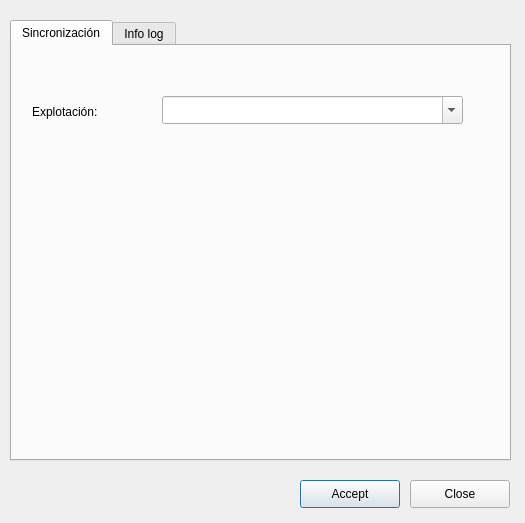
Qt form ui/crm_trace.ui (Giswater/giswater_qgis_plugin) before a commit.
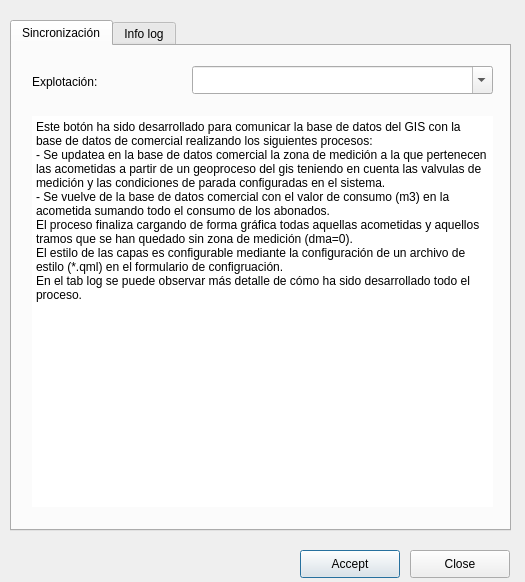
The same form after that commit.

Patch:
```diff
--- a/ui/crm_trace.ui
+++ b/ui/crm_trace.ui
@@ -7,7 +7,7 @@
     <x>0</x>
     <y>0</y>
     <width>525</width>
-    <height>523</height>
+    <height>582</height>
    </rect>
   </property>
   <property name="windowTitle">
@@ -17,7 +17,7 @@
    <property name="geometry">
     <rect>
      <x>300</x>
-     <y>480</y>
+     <y>550</y>
      <width>100</width>
      <height>28</height>
     </rect>
@@ -30,7 +30,7 @@
    <property name="geometry">
     <rect>
      <x>410</x>
-     <y>480</y>
+     <y>550</y>
      <width>100</width>
      <height>28</height>
     </rect>
@@ -45,7 +45,7 @@
      <x>10</x>
      <y>20</y>
      <width>501</width>
-     <height>441</height>
+     <height>511</height>
     </rect>
    </property>
    <property name="currentIndex">
@@ -58,8 +58,8 @@
     <widget class="QComboBox" name="cbo_expl">
      <property name="geometry">
       <rect>
-       <x>150</x>
-       <y>50</y>
+       <x>180</x>
+       <y>20</y>
        <width>301</width>
        <height>28</height>
       </rect>
@@ -75,7 +75,7 @@
      <property name="geometry">
       <rect>
        <x>20</x>
-       <y>50</y>
+       <y>20</y>
        <width>121</width>
        <height>31</height>
       </rect>
@@ -84,6 +84,47 @@
       <string>Explotación:</string>
      </property>
     </widget>
+    <widget class="QPlainTextEdit" name="txt_desc">
+     <property name="geometry">
+      <rect>
+       <x>20</x>
+       <y>70</y>
+       <width>461</width>
+       <height>391</height>
+      </rect>
+     </property>
+     <property name="font">
+      <font>
+       <kerning>true</kerning>
+      </font>
+     </property>
+     <property name="autoFillBackground">
+      <bool>true</bool>
+     </property>
+     <property name="frameShape">
+      <enum>QFrame::NoFrame</enum>
+     </property>
+     <property name="frameShadow">
+      <enum>QFrame::Plain</enum>
+     </property>
+     <property name="lineWidth">
+      <number>5</number>
+     </property>
+     <property name="readOnly">
+      <bool>true</bool>
+     </property>
+     <property name="plainText">
+      <string>Este botón ha sido desarrollado para comunicar la base de datos del GIS con la base de datos de comercial realizando los siguientes procesos:
+- Se updatea en la base de datos comercial la zona de medición a la que pertenecen las acometidas a partir de un geoproceso del gis teniendo en cuenta las valvulas de medición y las condiciones de parada configuradas en el sistema.
+- Se vuelve de la base de datos comercial con el valor de consumo (m3) en la acometida sumando todo el consumo de los abonados.
+El proceso finaliza cargando de forma gráfica todas aquellas acometidas y aquellos tramos que se han quedado sin zona de medición (dma=0). 
+El estilo de las capas es configurable mediante la configuración de un archivo de estilo (*.qml) en el formulario de configruación.
+En el tab log se puede observar más detalle de cómo ha sido desarrollado todo el proceso.</string>
+     </property>
+     <property name="backgroundVisible">
+      <bool>false</bool>
+     </property>
+    </widget>
    </widget>
    <widget class="QWidget" name="tab_infolog">
     <attribute name="title">
```
Left out of the diff: 2 changed lines with no effect on the pictures.
